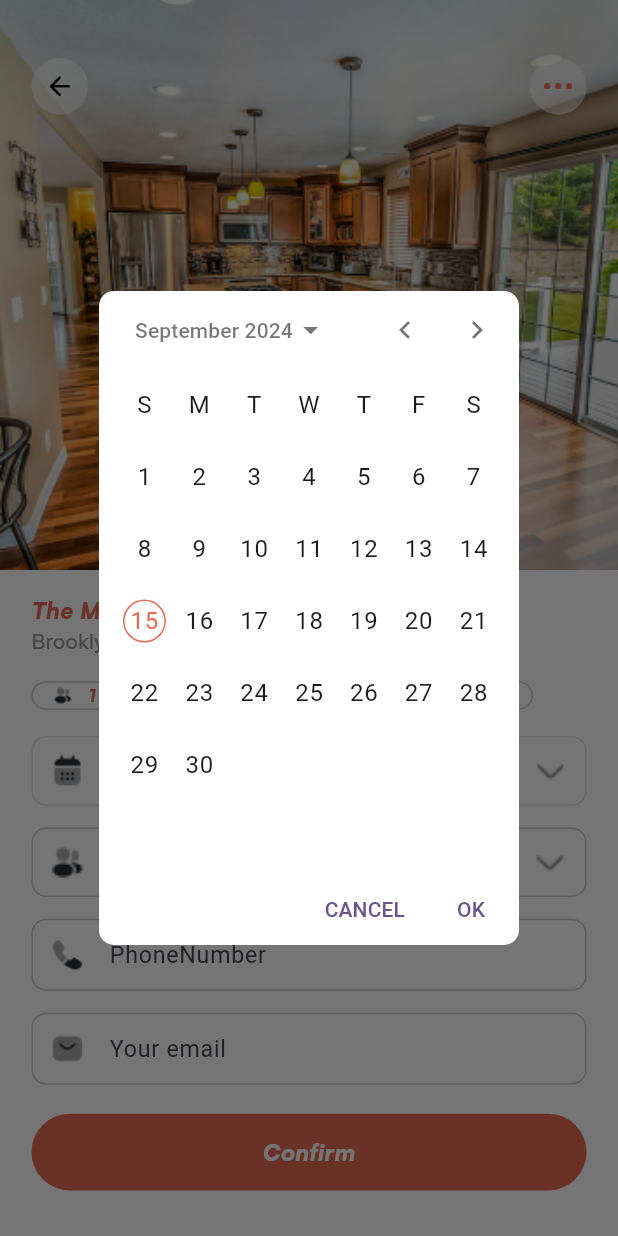
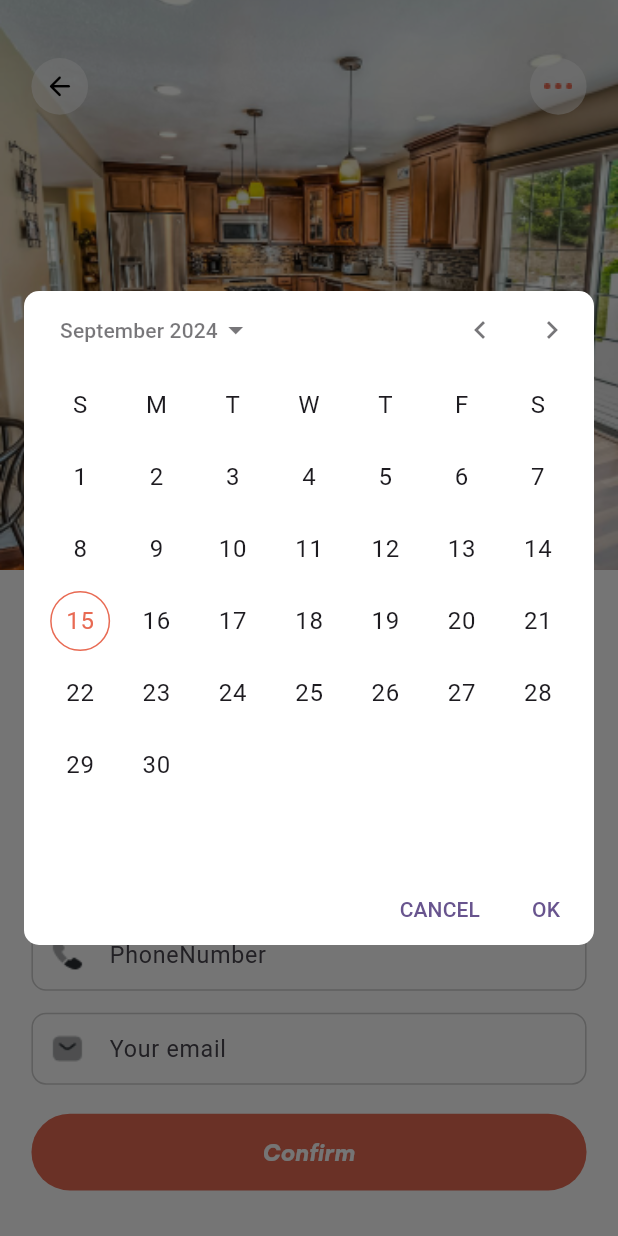
Before and after one commit to OmarMushtaha2020/Real_Estate_App, a Flutter app: the screen it shows after launch, after a tap on "Select Date", on a phone screen of 412 x 824 dp. Run offline on Flutter 3.47's test engine with Material 3 defaults, Android fonts, the phone set to English and light mode, and no system bars; drawn by our look-alikes of calendar_date_picker2; our stand-ins replace animate_do, device_preview, flutter_screenutil, get, google_maps_flutter, pinput and 2 more.

```diff
--- a/lib/app/modules/home/views/appointment_schedule_view.dart
+++ b/lib/app/modules/home/views/appointment_schedule_view.dart
@@ -230,25 +230,38 @@ class AppointmentScheduleView extends GetView<AppointmentScheduleController> {
                               final result =
                                   await showCalendarDatePicker2Dialog(
                                 context: context,
-                                config:
-                                    CalendarDatePicker2WithActionButtonsConfig(
+                                config: CalendarDatePicker2WithActionButtonsConfig(
 
                                   firstDate: DateTime(2000),
                                   lastDate: DateTime(2101),
                                       dayTextStyle: TextStyle(
-                                        fontSize: 8.sp, // Adjust this size for unselected dates
+                                        fontSize: 12.sp, // Adjust this size for unselected dates
                                         color: Colors.black, // Set the color for unselected dates
                                       ),
+
                                selectedRangeHighlightColor: Color(0xFFE86A53).withOpacity(0.80),
                                   selectedDayHighlightColor: Color(0xFFE86A53),
+cancelButtonTextStyle: TextStyle(
+  fontSize: 17.sp,
+  color:Color(0xFFE86A53),
+),
+                                  yearTextStyle:  TextStyle(
+                                    fontSize: 12.sp,
+                                  ),
+                                  okButtonTextStyle:  TextStyle(
+                                    fontSize: 17.sp,
+                                    color:Color(0xFFE86A53),
+                                  ),
                                   selectedRangeDayTextStyle:TextStyle(
                                     color: Colors.white,
-                                    fontSize: 8.sp
+                                    fontSize: 12.sp
 
                                   ) ,
+
                                   calendarType: CalendarDatePicker2Type.range,
+
                                 ),
-                                dialogSize: Size(MediaQuery.of(context).size.width/1.5, MediaQuery.of(context).size.height/2),
+                                dialogSize: Size(MediaQuery.of(context).size.width/1, MediaQuery.of(context).size.height/2),
                                     dialogBackgroundColor: Colors.white
 
 
```
Also changed, not shown: lib/app/modules/home/controllers/add_review_controller.dart (added, +23 -0 lines), lib/app/modules/home/views/add_review_view.dart (added, +22 -0 lines).
